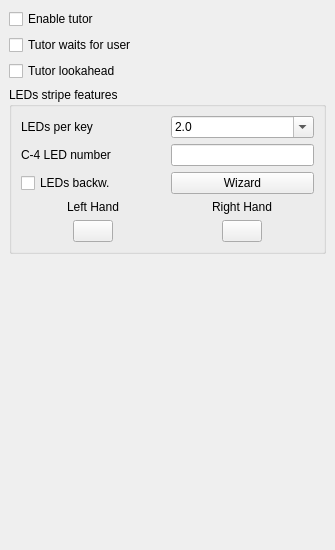
Qt form mscore/pianotutorpanel.ui (nghiap/MuseScore) before a commit.
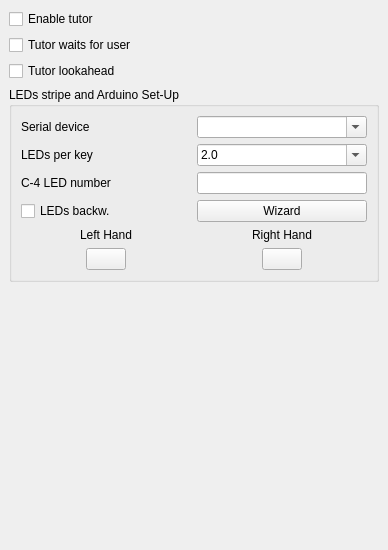
The same form after that commit.

Commit message: Now you can set the Arduino device name via the PianoTutor dockable panel.

```diff
--- a/mscore/pianotutorpanel.ui
+++ b/mscore/pianotutorpanel.ui
@@ -6,7 +6,7 @@
    <rect>
     <x>0</x>
     <y>0</y>
-    <width>335</width>
+    <width>388</width>
     <height>550</height>
    </rect>
   </property>
@@ -47,19 +47,12 @@
       <item>
        <widget class="QGroupBox" name="groupBox">
         <property name="title">
-         <string>LEDs stripe features</string>
+         <string>LEDs stripe and Arduino Set-Up</string>
         </property>
         <layout class="QVBoxLayout" name="verticalLayout_3">
          <item>
-          <layout class="QHBoxLayout" name="horizontalLayout_3">
-           <item>
-            <widget class="QLabel" name="label_4">
-             <property name="text">
-              <string>LEDs per key</string>
-             </property>
-            </widget>
-           </item>
-           <item>
+          <layout class="QGridLayout" name="gridLayout">
+           <item row="1" column="1">
             <widget class="QComboBox" name="lightsPerMeter">
              <property name="sizePolicy">
               <sizepolicy hsizetype="Minimum" vsizetype="Fixed">
@@ -82,18 +75,21 @@
              </item>
             </widget>
            </item>
-          </layout>
-         </item>
-         <item>
-          <layout class="QHBoxLayout" name="horizontalLayout_2">
-           <item>
+           <item row="3" column="1">
+            <widget class="QPushButton" name="tutorWizard">
+             <property name="text">
+              <string>Wizard</string>
+             </property>
+            </widget>
+           </item>
+           <item row="2" column="0">
             <widget class="QLabel" name="label">
              <property name="text">
               <string>C-4 LED number</string>
              </property>
             </widget>
            </item>
-           <item>
+           <item row="2" column="1">
             <widget class="QLineEdit" name="midCLight">
              <property name="sizePolicy">
               <sizepolicy hsizetype="Minimum" vsizetype="Fixed">
@@ -115,49 +111,14 @@
              </property>
             </widget>
            </item>
-          </layout>
-         </item>
-         <item>
-          <layout class="QHBoxLayout" name="horizontalLayout_4">
-           <item>
-            <widget class="QCheckBox" name="backwardLayout">
+           <item row="1" column="0">
+            <widget class="QLabel" name="label_4">
              <property name="text">
-              <string>LEDs backw.</string>
+              <string>LEDs per key</string>
              </property>
             </widget>
            </item>
-           <item>
-            <widget class="QPushButton" name="tutorWizard">
-             <property name="text">
-              <string>Wizard</string>
-             </property>
-            </widget>
-           </item>
-          </layout>
-         </item>
-         <item>
-          <layout class="QGridLayout" name="gridLayout">
-           <item row="0" column="1" alignment="Qt::AlignHCenter">
-            <widget class="QLabel" name="label_3">
-             <property name="text">
-              <string>Right Hand</string>
-             </property>
-            </widget>
-           </item>
-           <item row="1" column="1" alignment="Qt::AlignHCenter">
-            <widget class="QPushButton" name="rightHandColor">
-             <property name="sizePolicy">
-              <sizepolicy hsizetype="Fixed" vsizetype="Fixed">
-               <horstretch>0</horstretch>
-               <verstretch>0</verstretch>
-              </sizepolicy>
-             </property>
-             <property name="text">
-              <string/>
-             </property>
-            </widget>
-           </item>
-           <item row="1" column="0" alignment="Qt::AlignHCenter">
+           <item row="6" column="0" alignment="Qt::AlignHCenter">
             <widget class="QPushButton" name="leftHandColor">
              <property name="sizePolicy">
               <sizepolicy hsizetype="Fixed" vsizetype="Fixed">
@@ -170,13 +131,54 @@
              </property>
             </widget>
            </item>
-           <item row="0" column="0" alignment="Qt::AlignHCenter">
+           <item row="5" column="0" alignment="Qt::AlignHCenter">
             <widget class="QLabel" name="label_2">
              <property name="text">
               <string>Left Hand</string>
              </property>
             </widget>
            </item>
+           <item row="5" column="1" alignment="Qt::AlignHCenter">
+            <widget class="QLabel" name="label_3">
+             <property name="text">
+              <string>Right Hand</string>
+             </property>
+            </widget>
+           </item>
+           <item row="6" column="1" alignment="Qt::AlignHCenter">
+            <widget class="QPushButton" name="rightHandColor">
+             <property name="sizePolicy">
+              <sizepolicy hsizetype="Fixed" vsizetype="Fixed">
+               <horstretch>0</horstretch>
+               <verstretch>0</verstretch>
+              </sizepolicy>
+             </property>
+             <property name="text">
+              <string/>
+             </property>
+            </widget>
+           </item>
+           <item row="3" column="0">
+            <widget class="QCheckBox" name="backwardLayout">
+             <property name="text">
+              <string>LEDs backw.</string>
+             </property>
+            </widget>
+           </item>
+           <item row="0" column="0">
+            <widget class="QLabel" name="label_5">
+             <property name="text">
+              <string>Serial device</string>
+             </property>
+            </widget>
+           </item>
+           <item row="0" column="1">
+            <widget class="QComboBox" name="serialDevice">
+             <property name="editable">
+              <bool>true</bool>
+             </property>
+            </widget>
+           </item>
           </layout>
          </item>
         </layout>
```
The commit also changes 4 other files.
